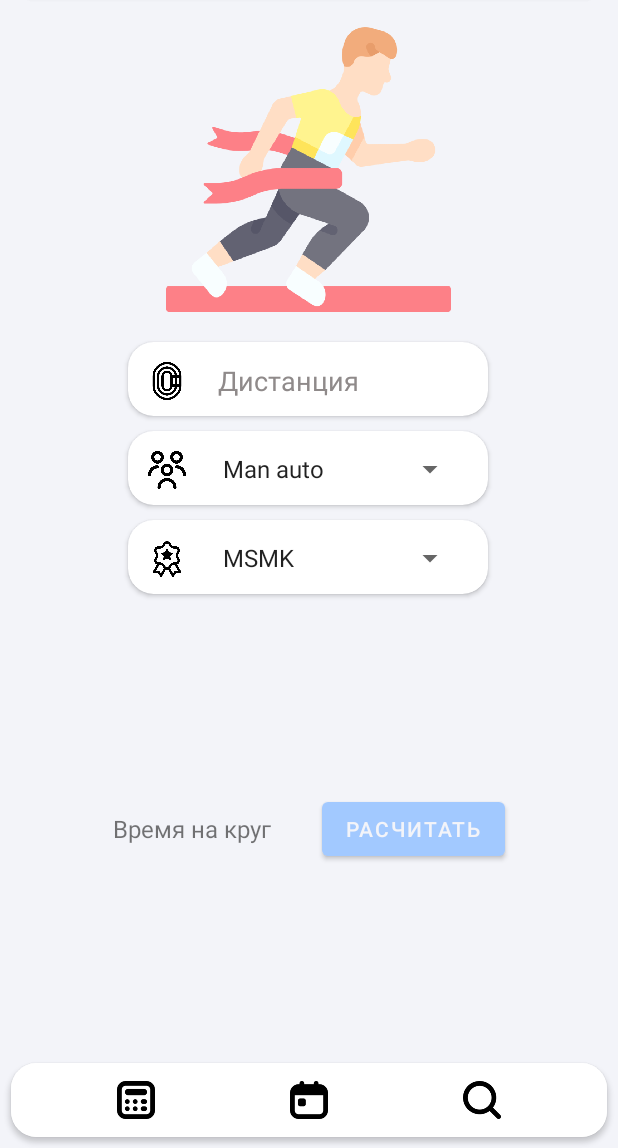
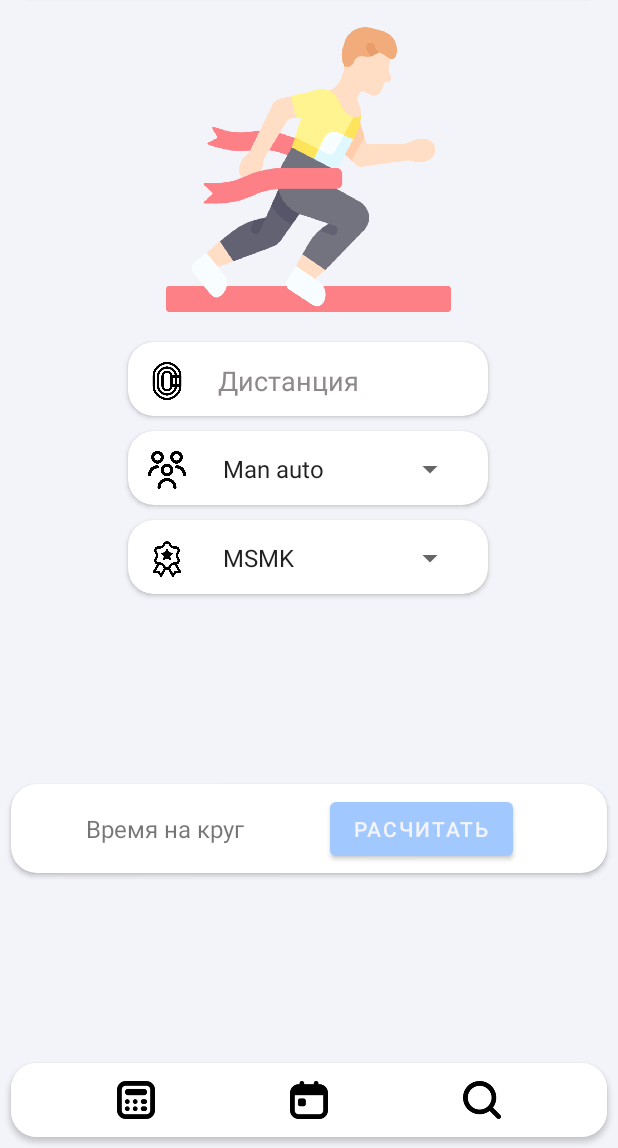
Before and after one commit to For1xs/MainProjectYourResults, an Android app: the CalculateTimePage4 screen opened directly, with no data from a screen before it, on a phone screen of 412 x 824 dp, the part 88-1236 px from its top. Run offline under Robolectric (Android 15) with nearby library versions, the phone set to English and light mode, and no system bars; our stand-ins replace Firebase (no records; nobody signed in at launch, a user with empty details on screens opened directly).

Commit message:
remake layouts

```diff
--- a/app/src/main/res/layout/activity_calculate_time_page4.xml
+++ b/app/src/main/res/layout/activity_calculate_time_page4.xml
@@ -6,27 +6,6 @@
     android:layout_height="match_parent"
     android:background="#F3F4F9"
     tools:context=".CalculateTimePage4">
-
-    <Button
-        android:id="@+id/calculateButtonPage4"
-        android:layout_width="wrap_content"
-        android:layout_height="wrap_content"
-        android:layout_marginEnd="75dp"
-        android:text="@string/calculate"
-        app:layout_constraintBottom_toTopOf="@+id/cardView2"
-        app:layout_constraintEnd_toEndOf="parent"
-        app:layout_constraintTop_toBottomOf="@+id/cardView7" />
-
-    <TextView
-        android:id="@+id/timeToRoundTextViewPage4"
-        android:layout_width="wrap_content"
-        android:layout_height="22dp"
-        android:layout_marginStart="75dp"
-        android:text="@string/timeToRound"
-        android:textSize="16sp"
-        app:layout_constraintBottom_toTopOf="@+id/cardView2"
-        app:layout_constraintStart_toStartOf="parent"
-        app:layout_constraintTop_toBottomOf="@+id/cardView7" />
 
     <androidx.cardview.widget.CardView
         android:id="@+id/cardView10"
@@ -268,4 +247,45 @@
         app:layout_constraintTop_toBottomOf="@+id/cardView10"
         tools:srcCompat="@tools:sample/avatars" />
 
+    <androidx.cardview.widget.CardView
+        android:layout_width="0dp"
+        android:layout_height="59dp"
+        android:layout_marginStart="7dp"
+        android:layout_marginEnd="7dp"
+        app:cardCornerRadius="17dp"
+        app:layout_constraintBottom_toTopOf="@+id/cardView2"
+        app:layout_constraintEnd_toEndOf="parent"
+        app:layout_constraintStart_toStartOf="parent"
+        app:layout_constraintTop_toBottomOf="@+id/cardView7">
+
+        <androidx.constraintlayout.widget.ConstraintLayout
+            android:layout_width="match_parent"
+            android:layout_height="match_parent">
+
+            <TextView
+                android:id="@+id/timeToRoundTextViewPage4"
+                android:layout_width="wrap_content"
+                android:layout_height="22dp"
+                android:layout_marginEnd="130dp"
+                android:text="@string/timeToRound"
+                android:textSize="16sp"
+                app:layout_constraintBottom_toBottomOf="parent"
+                app:layout_constraintEnd_toEndOf="@+id/calculateButtonPage4"
+                app:layout_constraintStart_toStartOf="parent"
+                app:layout_constraintTop_toTopOf="parent" />
+
+            <Button
+                android:id="@+id/calculateButtonPage4"
+                android:layout_width="wrap_content"
+                android:layout_height="wrap_content"
+                android:layout_marginStart="150dp"
+                android:text="@string/calculate"
+                app:layout_constraintBottom_toBottomOf="parent"
+                app:layout_constraintEnd_toEndOf="parent"
+                app:layout_constraintStart_toStartOf="parent"
+                app:layout_constraintTop_toTopOf="parent" />
+        </androidx.constraintlayout.widget.ConstraintLayout>
+
+    </androidx.cardview.widget.CardView>
+
 </androidx.constraintlayout.widget.ConstraintLayout>
```
Also changed, not shown: app/src/main/res/layout/activity_time_to_category_page2.xml (+6 -3 lines), app/src/main/res/layout/activity_your_category_page3.xml (+8 -4 lines).
